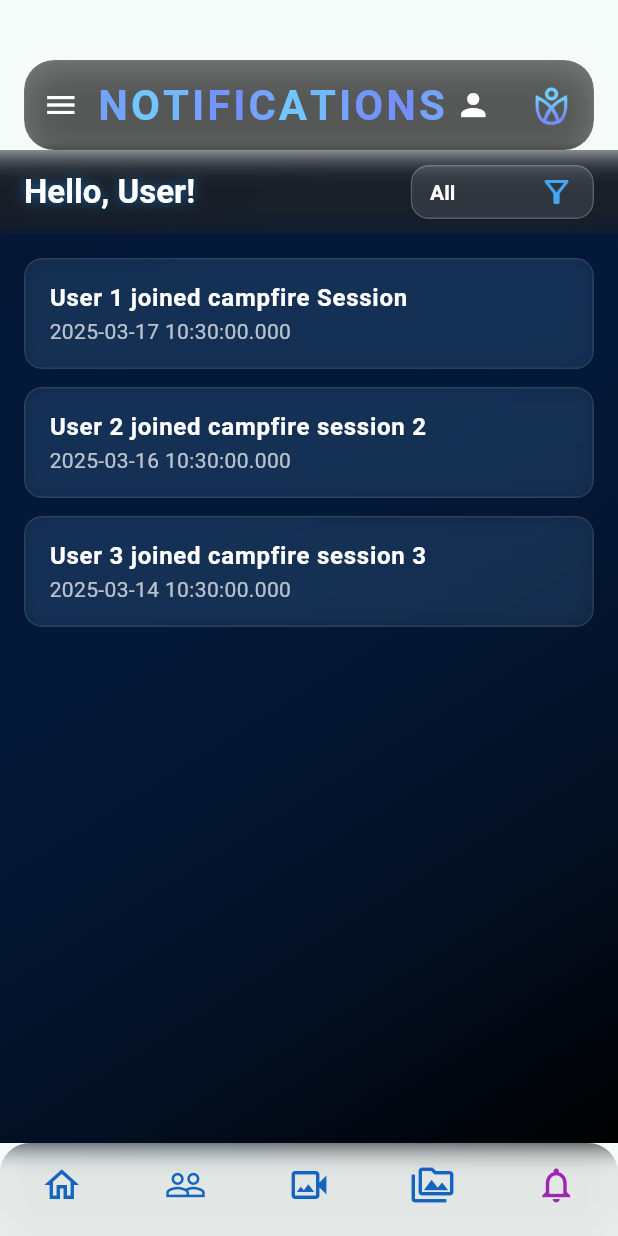
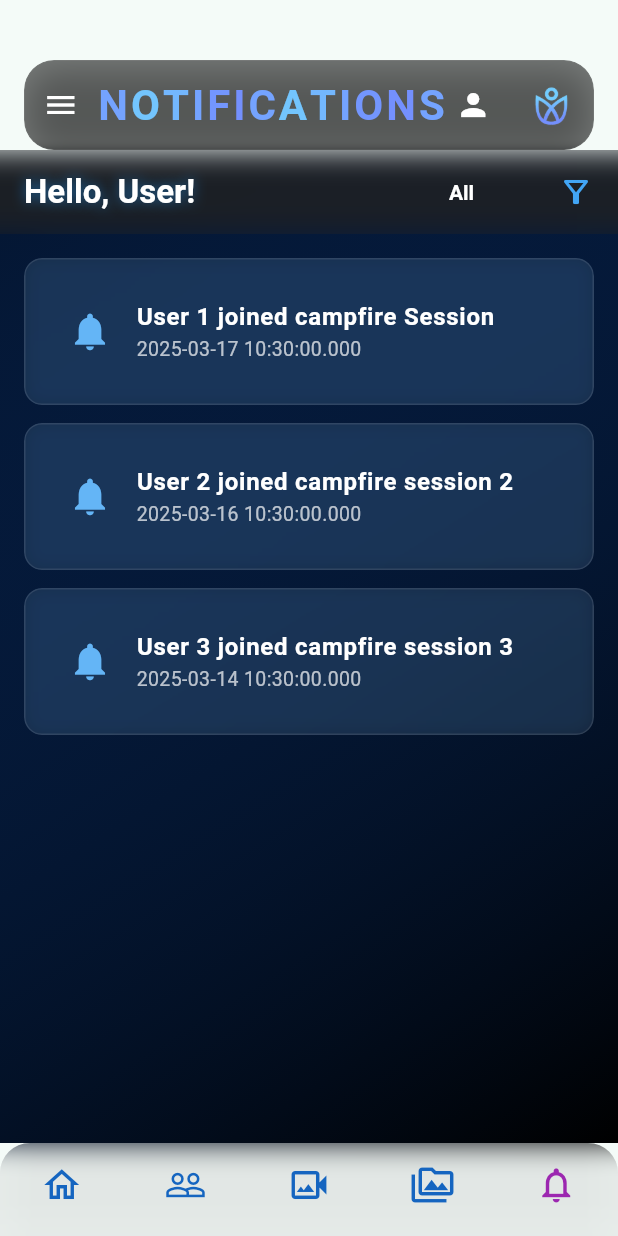
Before and after one commit to IshanD101/EYEDRA_UI_V2, a Flutter app: the screen it shows after launch, item 5 of the bottom bar chosen, on a phone screen of 412 x 824 dp. Run offline on Flutter 3.47's test engine with Material 3 defaults, Android fonts, the phone set to English and light mode, and no system bars; our stand-ins replace intl_phone_field; missing offline and left inert: model_viewer_plus; network calls fail.

Commit message:
updated the code

```diff
--- a/lib/screens/home/notification_page.dart
+++ b/lib/screens/home/notification_page.dart
@@ -49,7 +49,7 @@ class _NotificationPageState extends State<NotificationPage>
       backgroundColor: Colors.black,
       extendBodyBehindAppBar: true,
       appBar: AppBar(
-        backgroundColor: Colors.grey[900]?.withOpacity(0.7),
+        backgroundColor: Colors.grey[900]?.withOpacity(0.8),
         elevation: 0,
         automaticallyImplyLeading: false,
         flexibleSpace: ClipRect(
@@ -77,68 +77,24 @@ class _NotificationPageState extends State<NotificationPage>
                           ],
                         ),
                       ),
-                      ClipRRect(
-                        borderRadius: BorderRadius.circular(12),
-                        child: BackdropFilter(
-                          filter: ImageFilter.blur(sigmaX: 5, sigmaY: 5),
-                          child: Container(
-                            padding: const EdgeInsets.symmetric(horizontal: 12, vertical: 4),
-                            decoration: BoxDecoration(
-                              color: Colors.white.withOpacity(0.1),
-                              borderRadius: BorderRadius.circular(12),
-                              border: Border.all(
-                                color: Colors.white.withOpacity(0.2),
-                                width: 1,
-                              ),
-                            ),
+                      DropdownButtonHideUnderline(
                         child: DropdownButton<String>(
                           value: _selectedFilter,
                           icon: Icon(Icons.filter_alt_outlined, color: Colors.blue[400]),
-                              underline: Container(),
                           dropdownColor: Colors.grey[900]?.withOpacity(0.9),
-                              style: TextStyle(color: Colors.white.withOpacity(0.9)),
+                          style: const TextStyle(color: Colors.white),
                           onChanged: _onFilterChanged,
-                              items: [
-                                DropdownMenuItem(
-                                  value: 'All',
+                          items: ['All', 'Today', 'Yesterday', 'Last 7 Days']
+                              .map(
+                                (filter) => DropdownMenuItem(
+                              value: filter,
                               child: Text(
-                                    'All',
-                                    style: TextStyle(
-                                      color: Colors.white, // Set white text
-                                      fontWeight: FontWeight.bold,
+                                filter,
+                                style: const TextStyle(color: Colors.white, fontWeight: FontWeight.bold),
                               ),
                             ),
-                                ),
-                                DropdownMenuItem(
-                                  value: 'Today',
-                                  child: Text(
-                                    'Today',
-                                    style: TextStyle(
-                                      color: Colors.white, // Set white text
-                                    ),
-                                  ),
-                                ),
-                                DropdownMenuItem(
-                                  value: 'Yesterday',
-                                  child: Text(
-                                    'Yesterday',
-                                    style: TextStyle(
-                                      color: Colors.white, // Set white text
-                                    ),
-                                  ),
-                                ),
-                                DropdownMenuItem(
-                                  value: 'Last 7 Days',
-                                  child: Text(
-                                    'Last 7 Days',
-                                    style: TextStyle(
-                                      color: Colors.white, // Set white text
-                                    ),
-                                  ),
-                                ),
-                              ],
-                            ),
-                          ),
+                          )
+                              .toList(),
                         ),
                       ),
                     ],
@@ -151,7 +107,6 @@ class _NotificationPageState extends State<NotificationPage>
       ),
       body: Stack(
         children: [
-          // Background gradient
           Container(
             decoration: BoxDecoration(
               gradient: LinearGradient(
@@ -164,11 +119,9 @@ class _NotificationPageState extends State<NotificationPage>
               ),
             ),
           ),
-
-          // Content
           SafeArea(
             child: Padding(
-              padding: const EdgeInsets.fromLTRB(16.0, 16.0, 16.0, 16.0),
+              padding: const EdgeInsets.all(16.0),
               child: ListView.builder(
                 itemCount: _filteredNotifications.length,
                 itemBuilder: (_, index) {
@@ -179,8 +132,9 @@ class _NotificationPageState extends State<NotificationPage>
                       child: BackdropFilter(
                         filter: ImageFilter.blur(sigmaX: 3, sigmaY: 3),
                         child: Container(
+                          padding: const EdgeInsets.all(12),
                           decoration: BoxDecoration(
-                            color: Colors.white.withOpacity(0.05),
+                            color: Colors.white.withOpacity(0.07),
                             borderRadius: BorderRadius.circular(12),
                             border: Border.all(
                               color: Colors.white.withOpacity(0.1),
@@ -195,17 +149,24 @@ class _NotificationPageState extends State<NotificationPage>
                             ],
                           ),
                           child: ListTile(
+                            leading: Icon(
+                              Icons.notifications,
+                              color: Colors.blue[300],
+                              size: 30,
+                            ),
                             title: Text(
                               _filteredNotifications[index].title,
-                              style: TextStyle(
-                                color: Colors.white, // <-- Ensure white text
+                              style: const TextStyle(
+                                color: Colors.white,
                                 fontWeight: FontWeight.bold,
+                                fontSize: 16,
                               ),
                             ),
                             subtitle: Text(
                               _filteredNotifications[index].timestamp.toString(),
                               style: TextStyle(
-                                color: Colors.white.withOpacity(0.7), // Subtitle text
+                                color: Colors.white.withOpacity(0.7),
+                                fontSize: 13,
                               ),
                             ),
                           ),
```
Lines whose indentation alone changed are shown as unchanged.
